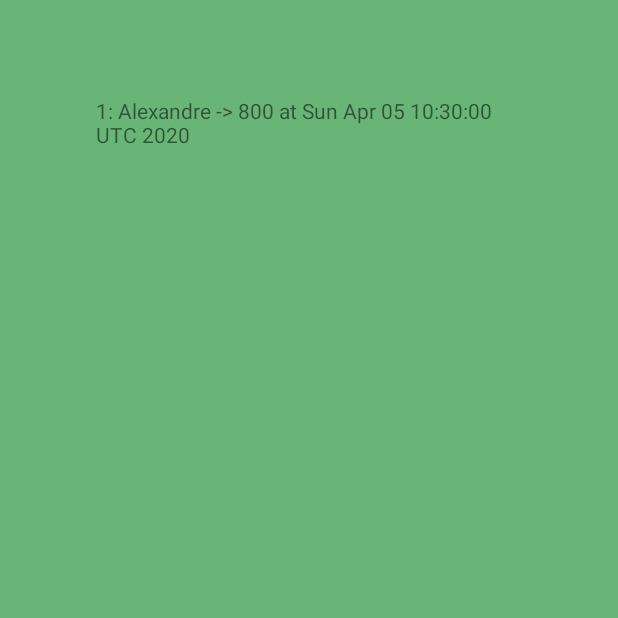
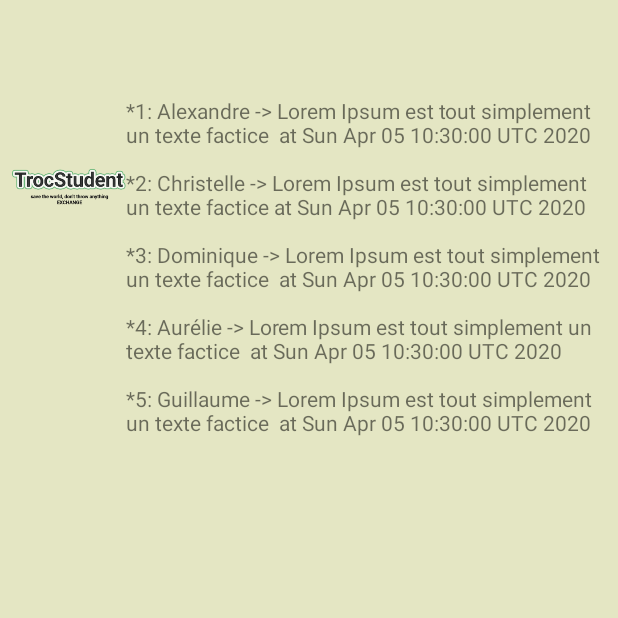
Before and after one commit to goldrunner68/trocVers3, an Android app: the ListDesTrocActivity screen opened directly, with no data from a screen before it, on a phone screen of 412 x 824 dp, the top half of it. Run offline under Robolectric (Android 15) with nearby library versions, the phone set to English and light mode, and no system bars.

Commit message:
list et image

```diff
--- /dev/null
+++ b/app/src/main/java/com/example/myapplicationtroc/CategorieData.java
@@ -0,0 +1,57 @@
+package com.example.myapplicationtroc;
+
+import java.util.Date;
+
+
+public class CategorieData {
+
+    private int idArticle;
+    private String name;
+    private String categorie;
+    private Date when;
+
+
+    public CategorieData( int idArticle, String name, String categorie, Date when) {
+        this.setIdArticle( idArticle );
+        this.setName( name );
+        this.setCategorie( categorie );
+        this.setWhen( when );
+    }
+
+    public int getIdArticle() {
+        return idArticle;
+    }
+
+    public void setIdArticle( int idArticle ) {
+        this.idArticle = idArticle;
+    }
+
+    public String getName() {
+        return name;
+    }
+
+    public void setName(String name) {
+        this.name = name;
+    }
+
+    public String getCategorie() {
+        return categorie;
+    }
+
+    public void setCategorie( String categorie ) {
+        this.categorie = categorie;
+    }
+
+    public Date getWhen() {
+        return when;
+    }
+
+    public void setWhen(Date when) {
+        this.when = when;
+    }
+
+    @Override
+    public String toString() {
+        return idArticle + ": " + name + " -> " + categorie + " at " + when.toString();
+    }
+}
--- a/app/src/main/java/com/example/myapplicationtroc/DatabaseManager.java
+++ b/app/src/main/java/com/example/myapplicationtroc/DatabaseManager.java
@@ -12,7 +12,7 @@ import java.util.List;
 
 public class DatabaseManager extends SQLiteOpenHelper {
 
-    private static final String DATABASE_NAME = "Game.db";
+    private static final String DATABASE_NAME = "Articles3.db";
     private static final int DATABASE_VERSION = 2;
 
     public DatabaseManager( Context context ) {
@@ -21,10 +21,10 @@ public class DatabaseManager extends SQLiteOpenHelper {
 
     @Override
     public void onCreate(SQLiteDatabase db) {
-        String strSql = "create table T_Scores ("
-                + "    idScore integer primary key autoincrement,"
+        String strSql = "create table Troc_Articles ("
+                + "    idArticle integer primary key autoincrement,"
                 + "    name text not null,"
-                + "    score integer not null,"
+                + "    categorie text not null,"
                 + "    when_ integer not null"
                 + ")";
         db.execSQL( strSql );
@@ -33,42 +33,38 @@ public class DatabaseManager extends SQLiteOpenHelper {
 
     @Override
     public void onUpgrade(SQLiteDatabase db, int oldVersion, int newVersion) {
-        //String strSql = "alter table T_Scores add column ...";
-        String strSql = "drop table T_Scores";
+        //String strSql = "alter table Troc_Articles add column ...";
+        String strSql = "drop table Troc_Articles";
         db.execSQL( strSql );
         this.onCreate( db );
         Log.i( "DATABASE", "onUpgrade invoked" );
     }
 
-    public void insertScore( String name, int score ) {
+    public void insertCategorie( String name, String categorie ) {
         name = name.replace( "'", "''" );
-        String strSql = "insert into T_Scores (name, score, when_) values ('"
-                + name + "', " + score + ", " + new Date().getTime() + ")";
+        categorie = categorie.replace( "'", "''" );
+        String strSql = "insert into Troc_Articles (name, categorie, when_) values ('"
+                + name + "', '" + categorie + "', " + new Date().getTime() + ")";
         this.getWritableDatabase().execSQL( strSql );
-        Log.i( "DATABASE", "insertScore invoked" );
+        Log.i( "DATABASE", "insertCategorie demande" );
     }
 
-    public List<ScoreData> readTop10() {
-        List<ScoreData> scores = new ArrayList<>();
+    public List<CategorieData> readTop10() {
+        List<CategorieData> categories = new ArrayList<>();
 
-        // 1ère technique : SQL
-        //String strSql = "select * from T_Scores order by score desc limit 10";
-        //Cursor cursor = this.getReadableDatabase().rawQuery( strSql, null );
-
-        // 2nd technique "plus objet"
-        Cursor cursor = this.getReadableDatabase().query( "T_Scores",
-                new String[] { "idScore", "name", "score", "when_" },
-                null, null, null, null, "score desc", "10" );
+        Cursor cursor = this.getReadableDatabase().query( "Troc_Articles",
+                new String[] { "idArticle", "name", "categorie", "when_" },
+                null, null, null, null, "idArticle", "10" );
         cursor.moveToFirst();
         while( ! cursor.isAfterLast() ) {
-            ScoreData score = new ScoreData( cursor.getInt( 0 ), cursor.getString( 1 ),
-                    cursor.getInt( 2 ), new Date( cursor.getLong( 3 ) ) );
-            scores.add( score );
+            CategorieData categorie = new CategorieData( cursor.getInt( 0 ), cursor.getString( 1 ),
+                    cursor.getString( 2 ), new Date( cursor.getLong( 3 ) ) );
+            categories.add( categorie );
             cursor.moveToNext();
         }
         cursor.close();
 
-        return scores;
+        return categories;
     }
 
 }
--- a/app/src/main/java/com/example/myapplicationtroc/ListDesTrocActivity.java
+++ b/app/src/main/java/com/example/myapplicationtroc/ListDesTrocActivity.java
@@ -1,30 +1,39 @@
 package com.example.myapplicationtroc;
 
+import android.graphics.drawable.Drawable;
+import android.widget.ImageView;
+import android.widget.SimpleAdapter;
 import android.widget.TextView;
 import androidx.appcompat.app.AppCompatActivity;
 import android.os.Bundle;
 
 import java.util.List;
+import java.util.Map;
 
 public class ListDesTrocActivity extends AppCompatActivity {
-    private TextView scoresView;
+    private TextView categorieView;
     private DatabaseManager databaseManager;
+    private ImageView imageView3;
     @Override
     protected void onCreate( Bundle savedInstanceState ) {
         super.onCreate(savedInstanceState);
         setContentView(R.layout.activity_list_des_troc);
-        scoresView = (TextView) findViewById( R.id.ScoreView );
+        categorieView = (TextView) findViewById( R.id.ScoreView );
+        imageView3 = (ImageView) findViewById((R.id.imageView3)) ;
+        Drawable drawable  = getResources().getDrawable(R.drawable.troclogo);
+
         databaseManager = new DatabaseManager( this );
+       databaseManager.insertCategorie( "Alexandre", "Lorem Ipsum est tout simplement un texte factice " );
+       databaseManager.insertCategorie( "Christelle","Lorem Ipsum est tout simplement un texte factice" );
+       databaseManager.insertCategorie( "Dominique", "Lorem Ipsum est tout simplement un texte factice " );
+        databaseManager.insertCategorie( "Aurélie", "Lorem Ipsum est tout simplement un texte factice " );
+        databaseManager.insertCategorie( "Guillaume", "Lorem Ipsum est tout simplement un texte factice " );
 
-        databaseManager.insertScore( "Alexandre", 800 );
-//        databaseManager.insertScore( "Christelle", 530 );
-//        databaseManager.insertScore( "Dominique", 50 );
-//        databaseManager.insertScore( "Aurélie", 100 );
-//        databaseManager.insertScore( "Guillaume", 980 );
+        List<CategorieData> categories = databaseManager.readTop10();
+        for ( CategorieData categorie : categories ) {
 
-        List<ScoreData> scores = databaseManager.readTop10();
-        for ( ScoreData score : scores ) {
-            scoresView.append( score.toString() + "\n\n" );
+            imageView3.setImageDrawable(drawable);
+        categorieView.append("*"+categorie.toString() + "\n\n" );
         }
 
         databaseManager.close();
--- a/app/src/main/java/com/example/myapplicationtroc/ScoreData.java
+++ /dev/null
@@ -1,57 +0,0 @@
-package com.example.myapplicationtroc;
-
-import java.util.Date;
-
-
-public class ScoreData {
-
-    private int idScore;
-    private String name;
-    private int score;
-    private Date when;
-
-
-    public ScoreData(int idScore, String name, int score, Date when) {
-        this.setIdScore( idScore );
-        this.setName( name );
-        this.setScore( score );
-        this.setWhen( when );
-    }
-
-    public int getIdScore() {
-        return idScore;
-    }
-
-    public void setIdScore(int idScore) {
-        this.idScore = idScore;
-    }
-
-    public String getName() {
-        return name;
-    }
-
-    public void setName(String name) {
-        this.name = name;
-    }
-
-    public int getScore() {
-        return score;
-    }
-
-    public void setScore(int score) {
-        this.score = score;
-    }
-
-    public Date getWhen() {
-        return when;
-    }
-
-    public void setWhen(Date when) {
-        this.when = when;
-    }
-
-    @Override
-    public String toString() {
-        return idScore + ": " + name + " -> " + score + " at " + when.toString();
-    }
-}
--- /dev/null
+++ b/app/src/main/res/drawable/buttonshapeconnexion.xml
@@ -0,0 +1,13 @@
+<?xml version="1.0" encoding="utf-8"?>
+<shape xmlns:android="http://schemas.android.com/apk/res/android" android:shape="rectangle" >
+    <corners
+        android:radius="14dp"
+    />
+    <solid
+        android:color="#121113"
+    />
+    <stroke
+        android:width="3dp"
+        android:color="#E4E6C3"
+    />
+</shape>
--- /dev/null
+++ b/app/src/main/res/drawable/buttonshapeinscription.xml
@@ -0,0 +1,13 @@
+<?xml version="1.0" encoding="utf-8"?>
+<shape xmlns:android="http://schemas.android.com/apk/res/android" android:shape="rectangle" >
+    <corners
+        android:radius="14dp"
+    />
+    <solid
+        android:color="#121113"
+    />
+    <stroke
+        android:width="3dp"
+        android:color="#E4E6C3"
+    />
+</shape>
--- /dev/null
+++ b/app/src/main/res/drawable/buttonshapevalidez.xml
@@ -0,0 +1,13 @@
+<?xml version="1.0" encoding="utf-8"?>
+<shape xmlns:android="http://schemas.android.com/apk/res/android" android:shape="rectangle" >
+    <corners
+        android:radius="14dp"
+    />
+    <solid
+        android:color="#121113"
+    />
+    <stroke
+        android:width="3dp"
+        android:color="#E4E6C3"
+    />
+</shape>
--- a/app/src/main/res/layout/activity_inscription.xml
+++ b/app/src/main/res/layout/activity_inscription.xml
@@ -16,7 +16,7 @@
         <ImageView
             android:id="@+id/imageView"
             android:layout_width="match_parent" android:layout_height="wrap_content" android:layout_marginBottom="58dp"
-            app:srcCompat="@drawable/troc"/>
+            app:srcCompat="@drawable/troclogo"/>
         <EditText
             android:id="@+id/idNom"
             android:layout_width="match_parent"
@@ -59,6 +59,15 @@
             android:id="@+id/idButtonValidationInscription"
             android:layout_width="wrap_content"
             android:layout_height="wrap_content" android:layout_gravity="center" android:layout_marginTop="24dp"
-            android:text="@string/validez"/>
+            android:layout_marginLeft="24dp"
+            android:layout_marginRight="24dp"
+            android:background="@drawable/buttonshapevalidez"
+            android:shadowColor="#f7f7f2"
+            android:shadowDx="0"
+            android:shadowDy="0"
+            android:shadowRadius="5"
+            android:text="@string/inscription"
+            android:textColor="#f7f7f2"
+            android:textSize="11sp" tools:ignore="SmallSp"/>
     </LinearLayout>
 </LinearLayout>
--- a/app/src/main/res/layout/activity_list_des_troc.xml
+++ b/app/src/main/res/layout/activity_list_des_troc.xml
@@ -5,19 +5,23 @@
     xmlns:tools="http://schemas.android.com/tools"
     android:layout_width="match_parent"
     android:layout_height="match_parent"
-    android:background="#69B578" tools:context="com.example.myapplicationtroc.MainActivity">
+    android:background="#69B578" android:orientation="vertical"
+    tools:context="com.example.myapplicationtroc.MainActivity">
 
-    <LinearLayout
-        android:layout_width="match_parent"
-        android:layout_height="match_parent"
-        android:layout_marginTop="64dp" android:layout_marginBottom="64dp" android:orientation="vertical"
-        android:paddingLeft="64dp" android:paddingRight="64dp">
-        <ScrollView
-            android:layout_width="match_parent" android:layout_height="match_parent">
+    <ScrollView
+        android:layout_width="match_parent" android:layout_height="match_parent" android:background="#E4E6C3">
+        <TableRow
+            android:layout_width="match_parent"
+            android:layout_height="wrap_content" android:layout_marginLeft="8dp" android:layout_marginTop="64dp"
+            android:layout_marginRight="8dp">
+            <ImageView
+                android:id="@+id/imageView3"
+                android:layout_width="76dp" android:layout_height="wrap_content"
+                app:srcCompat="@drawable/buttonshapeconnexion" tools:srcCompat="@drawable/troclogo"/>
             <TextView
                 android:id="@+id/ScoreView"
                 android:layout_width="match_parent"
                 android:layout_height="wrap_content"/>
-        </ScrollView>
-    </LinearLayout>
+        </TableRow>
+    </ScrollView>
 </LinearLayout>
```
Also changed, not shown: app/src/main/res/drawable/troc.png (deleted), app/src/main/res/drawable/troclogo.png (added).
